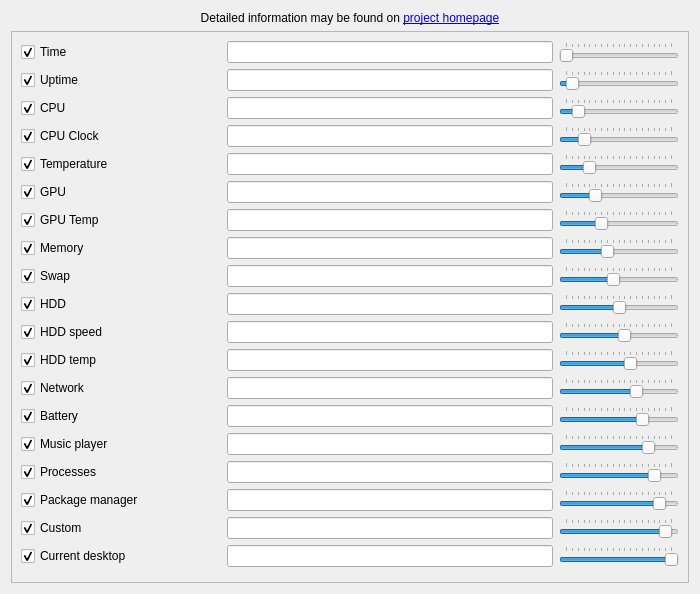
Qt form sources/awesome-widget/widget.ui (arcan1s/awesome-widgets) before a commit.
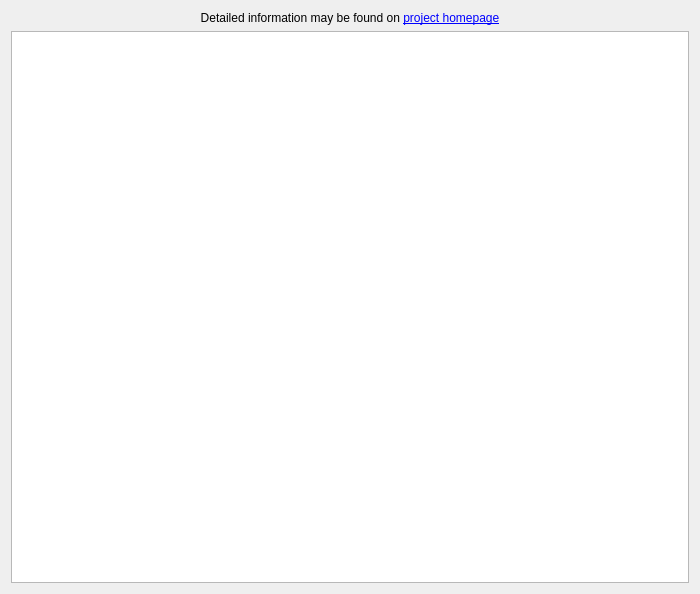
The same form after that commit.

What changed in the file:
```diff
--- a/sources/awesome-widget/widget.ui
+++ b/sources/awesome-widget/widget.ui
@@ -46,1188 +46,13 @@
     </widget>
    </item>
    <item>
-    <widget class="QScrollArea" name="scrollArea_settings">
-     <property name="widgetResizable">
-      <bool>true</bool>
+    <widget class="QTextEdit" name="textEdit_elements">
+     <property name="lineWrapMode">
+      <enum>QTextEdit::NoWrap</enum>
      </property>
-     <widget class="QWidget" name="content_settings">
-      <property name="geometry">
-       <rect>
-        <x>0</x>
-        <y>0</y>
-        <width>666</width>
-        <height>696</height>
-       </rect>
-      </property>
-      <layout class="QVBoxLayout" name="verticalLayout_7">
-       <item>
-        <layout class="QHBoxLayout" name="layout_time">
-         <item>
-          <widget class="QCheckBox" name="checkBox_time">
-           <property name="minimumSize">
-            <size>
-             <width>200</width>
-             <height>0</height>
-            </size>
-           </property>
-           <property name="text">
-            <string>Time</string>
-           </property>
-           <property name="checked">
-            <bool>true</bool>
-           </property>
-          </widget>
-         </item>
-         <item>
-          <widget class="QLineEdit" name="lineEdit_time">
-           <property name="toolTip">
-            <string>$time - time in default format
-$isotime - time in ISO format
-$shorttime - time in short format
-$longtime - time in log format
-$custom - custom time format</string>
-           </property>
-           <property name="alignment">
-            <set>Qt::AlignRight|Qt::AlignTrailing|Qt::AlignVCenter</set>
-           </property>
-          </widget>
-         </item>
-         <item>
-          <widget class="QSlider" name="slider_time">
-           <property name="maximumSize">
-            <size>
-             <width>120</width>
-             <height>16777215</height>
-            </size>
-           </property>
-           <property name="minimum">
-            <number>1</number>
-           </property>
-           <property name="maximum">
-            <number>19</number>
-           </property>
-           <property name="pageStep">
-            <number>1</number>
-           </property>
-           <property name="orientation">
-            <enum>Qt::Horizontal</enum>
-           </property>
-           <property name="tickPosition">
-            <enum>QSlider::TicksAbove</enum>
-           </property>
-          </widget>
-         </item>
-        </layout>
-       </item>
-       <item>
-        <layout class="QHBoxLayout" name="layout_uptime">
-         <item>
-          <widget class="QCheckBox" name="checkBox_uptime">
-           <property name="minimumSize">
-            <size>
-             <width>200</width>
-             <height>0</height>
-            </size>
-           </property>
-           <property name="text">
-            <string>Uptime</string>
-           </property>
-           <property name="checked">
-            <bool>true</bool>
-           </property>
-          </widget>
-         </item>
-         <item>
-          <widget class="QLineEdit" name="lineEdit_uptime">
-           <property name="toolTip">
-            <string>$uptime - system uptime
-$custom - custom format</string>
-           </property>
-           <property name="alignment">
-            <set>Qt::AlignRight|Qt::AlignTrailing|Qt::AlignVCenter</set>
-           </property>
-          </widget>
-         </item>
-         <item>
-          <widget class="QSlider" name="slider_uptime">
-           <property name="maximumSize">
-            <size>
-             <width>120</width>
-             <height>16777215</height>
-            </size>
-           </property>
-           <property name="minimum">
-            <number>1</number>
-           </property>
-           <property name="maximum">
-            <number>19</number>
-           </property>
-           <property name="pageStep">
-            <number>1</number>
-           </property>
-           <property name="value">
-            <number>2</number>
-           </property>
-           <property name="orientation">
-            <enum>Qt::Horizontal</enum>
-           </property>
-           <property name="tickPosition">
-            <enum>QSlider::TicksAbove</enum>
-           </property>
-          </widget>
-         </item>
-        </layout>
-       </item>
-       <item>
-        <layout class="QHBoxLayout" name="layout_cpu">
-         <item>
-          <widget class="QCheckBox" name="checkBox_cpu">
-           <property name="minimumSize">
-            <size>
-             <width>200</width>
-             <height>0</height>
-            </size>
-           </property>
-           <property name="text">
-            <string>CPU</string>
-           </property>
-           <property name="checked">
-            <bool>true</bool>
-           </property>
-           <property name="tristate">
-            <bool>true</bool>
-           </property>
-          </widget>
-         </item>
-         <item>
-          <widget class="QLineEdit" name="lineEdit_cpu">
-           <property name="toolTip">
-            <string>$cpu - total load CPU, %
-$cpu0 - load CPU for core 0, %
-...
-$cpu9 - load CPU for core 9, %
-...
-$cpuN - load CPU for core N, %</string>
-           </property>
-           <property name="alignment">
-            <set>Qt::AlignRight|Qt::AlignTrailing|Qt::AlignVCenter</set>
-           </property>
-          </widget>
-         </item>
-         <item>
-          <widget class="QSlider" name="slider_cpu">
-           <property name="maximumSize">
-            <size>
-             <width>120</width>
-             <height>16777215</height>
-            </size>
-           </property>
-           <property name="minimum">
-            <number>1</number>
-           </property>
-           <property name="maximum">
-            <number>19</number>
-           </property>
-           <property name="pageStep">
-            <number>1</number>
-           </property>
-           <property name="value">
-            <number>3</number>
-           </property>
-           <property name="orientation">
-            <enum>Qt::Horizontal</enum>
-           </property>
-           <property name="tickPosition">
-            <enum>QSlider::TicksAbove</enum>
-           </property>
-          </widget>
-         </item>
-        </layout>
-       </item>
-       <item>
-        <layout class="QHBoxLayout" name="layout_cpuclock">
-         <item>
-          <widget class="QCheckBox" name="checkBox_cpuclock">
-           <property name="minimumSize">
-            <size>
-             <width>200</width>
-             <height>0</height>
-            </size>
-           </property>
-           <property name="text">
-            <string>CPU Clock</string>
-           </property>
-           <property name="checked">
-            <bool>true</bool>
-           </property>
-           <property name="tristate">
-            <bool>true</bool>
-           </property>
-          </widget>
-         </item>
-         <item>
-          <widget class="QLineEdit" name="lineEdit_cpuclock">
-           <property name="toolTip">
-            <string>$cpucl - average CPU clock, MHz
-$cpucl0 - CPU clock for core 0, MHz
-...
-$cpucl9 - CPU clock for core 9, MHz
-...
-$cpuclN - CPU clock for core N, MHz</string>
-           </property>
-           <property name="alignment">
-            <set>Qt::AlignRight|Qt::AlignTrailing|Qt::AlignVCenter</set>
-           </property>
-          </widget>
-         </item>
-         <item>
-          <widget class="QSlider" name="slider_cpuclock">
-           <property name="maximumSize">
-            <size>
-             <width>120</width>
-             <height>16777215</height>
-            </size>
-           </property>
-           <property name="minimum">
-            <number>1</number>
-           </property>
-           <property name="maximum">
-            <number>19</number>
-           </property>
-           <property name="pageStep">
-            <number>1</number>
-           </property>
-           <property name="value">
-            <number>4</number>
-           </property>
-           <property name="orientation">
-            <enum>Qt::Horizontal</enum>
-           </property>
-           <property name="tickPosition">
-            <enum>QSlider::TicksAbove</enum>
-           </property>
-          </widget>
-         </item>
-        </layout>
-       </item>
-       <item>
-        <layout class="QHBoxLayout" name="layout_temp">
-         <item>
-          <widget class="QCheckBox" name="checkBox_temp">
-           <property name="minimumSize">
-            <size>
-             <width>200</width>
-             <height>0</height>
-            </size>
-           </property>
-           <property name="text">
-            <string>Temperature</string>
-           </property>
-           <property name="checked">
-            <bool>true</bool>
-           </property>
-          </widget>
-         </item>
-         <item>
-          <widget class="QLineEdit" name="lineEdit_temp">
-           <property name="toolTip">
-            <string>$tempN - physical temperature on device N (from 0). Example: $temp0</string>
-           </property>
-           <property name="alignment">
-            <set>Qt::AlignRight|Qt::AlignTrailing|Qt::AlignVCenter</set>
-           </property>
-          </widget>
-         </item>
-         <item>
-          <widget class="QSlider" name="slider_temp">
-           <property name="maximumSize">
-            <size>
-             <width>120</width>
-             <height>16777215</height>
-            </size>
-           </property>
-           <property name="minimum">
-            <number>1</number>
-           </property>
-           <property name="maximum">
-            <number>19</number>
-           </property>
-           <property name="pageStep">
-            <number>1</number>
-           </property>
-           <property name="value">
-            <number>5</number>
-           </property>
-           <property name="orientation">
-            <enum>Qt::Horizontal</enum>
-           </property>
-           <property name="tickPosition">
-            <enum>QSlider::TicksAbove</enum>
-           </property>
-          </widget>
-         </item>
-        </layout>
-       </item>
-       <item>
-        <layout class="QHBoxLayout" name="layout_gpu">
-         <item>
-          <widget class="QCheckBox" name="checkBox_gpu">
-           <property name="minimumSize">
-            <size>
-             <width>200</width>
-             <height>0</height>
-            </size>
-           </property>
-           <property name="text">
-            <string>GPU</string>
-           </property>
-           <property name="checked">
-            <bool>true</bool>
-           </property>
-          </widget>
-         </item>
-         <item>
-          <widget class="QLineEdit" name="lineEdit_gpu">
-           <property name="toolTip">
-            <string>$gpu - gpu usage, %</string>
-           </property>
-           <property name="alignment">
-            <set>Qt::AlignRight|Qt::AlignTrailing|Qt::AlignVCenter</set>
-           </property>
-          </widget>
-         </item>
-         <item>
-          <widget class="QSlider" name="slider_gpu">
-           <property name="maximumSize">
-            <size>
-             <width>120</width>
-             <height>16777215</height>
-            </size>
-           </property>
-           <property name="minimum">
-            <number>1</number>
-           </property>
-           <property name="maximum">
-            <number>19</number>
-           </property>
-           <property name="pageStep">
-            <number>1</number>
-           </property>
-           <property name="value">
-            <number>6</number>
-           </property>
-           <property name="orientation">
-            <enum>Qt::Horizontal</enum>
-           </property>
-           <property name="tickPosition">
-            <enum>QSlider::TicksAbove</enum>
-           </property>
-          </widget>
-         </item>
-        </layout>
-       </item>
-       <item>
-        <layout class="QHBoxLayout" name="layout_gpuTemp">
-         <item>
-          <widget class="QCheckBox" name="checkBox_gpuTemp">
-           <property name="minimumSize">
-            <size>
-             <width>200</width>
-             <height>0</height>
-            </size>
-           </property>
-           <property name="text">
-            <string>GPU Temp</string>
-           </property>
-           <property name="checked">
-            <bool>true</bool>
-           </property>
-          </widget>
-         </item>
-         <item>
-          <widget class="QLineEdit" name="lineEdit_gpuTemp">
-           <property name="toolTip">
-            <string>$gputemp - physical temperature on GPU</string>
-           </property>
-           <property name="alignment">
-            <set>Qt::AlignRight|Qt::AlignTrailing|Qt::AlignVCenter</set>
-           </property>
-          </widget>
-         </item>
-         <item>
-          <widget class="QSlider" name="slider_gpuTemp">
-           <property name="maximumSize">
-            <size>
-             <width>120</width>
-             <height>16777215</height>
-            </size>
-           </property>
-           <property name="minimum">
-            <number>1</number>
-           </property>
-           <property name="maximum">
-            <number>19</number>
-           </property>
-           <property name="pageStep">
-            <number>1</number>
-           </property>
-           <property name="value">
-            <number>7</number>
-           </property>
-           <property name="orientation">
-            <enum>Qt::Horizontal</enum>
-           </property>
-           <property name="tickPosition">
-            <enum>QSlider::TicksAbove</enum>
-           </property>
-          </widget>
-         </item>
-        </layout>
-       </item>
-       <item>
-        <layout class="QHBoxLayout" name="layout_mem">
-         <item>
-          <widget class="QCheckBox" name="checkBox_mem">
-           <property name="minimumSize">
-            <size>
-             <width>200</width>
-             <height>0</height>
-            </size>
-           </property>
-           <property name="text">
-            <string>Memory</string>
-           </property>
-           <property name="checked">
-            <bool>true</bool>
-           </property>
-           <property name="tristate">
-            <bool>true</bool>
-           </property>
-          </widget>
-         </item>
-         <item>
-          <widget class="QLineEdit" name="lineEdit_mem">
-           <property name="toolTip">
-            <string>$mem - RAM usage, %
-$memmb - RAM usage, MB
-$memgb - RAM usage, GB
-$memtotmb - total RAM, MB
-$memtotgb - total RAM, GB</string>
-           </property>
-           <property name="alignment">
-            <set>Qt::AlignRight|Qt::AlignTrailing|Qt::AlignVCenter</set>
-           </property>
-          </widget>
-         </item>
-         <item>
-          <widget class="QSlider" name="slider_mem">
-           <property name="maximumSize">
-            <size>
-             <width>120</width>
-             <height>16777215</height>
-            </size>
-           </property>
-           <property name="minimum">
-            <number>1</number>
-           </property>
-           <property name="maximum">
-            <number>19</number>
-           </property>
-           <property name="pageStep">
-            <number>1</number>
-           </property>
-           <property name="value">
-            <number>8</number>
-           </property>
-           <property name="orientation">
-            <enum>Qt::Horizontal</enum>
-           </property>
-           <property name="tickPosition">
-            <enum>QSlider::TicksAbove</enum>
-           </property>
-          </widget>
-         </item>
-        </layout>
-       </item>
-       <item>
-        <layout class="QHBoxLayout" name="layout_swap">
-         <item>
-          <widget class="QCheckBox" name="checkBox_swap">
-           <property name="minimumSize">
-            <size>
-             <width>200</width>
-             <height>0</height>
-            </size>
-           </property>
-           <property name="text">
-            <string>Swap</string>
-           </property>
-           <property name="checked">
-            <bool>true</bool>
-           </property>
-           <property name="tristate">
-            <bool>true</bool>
-           </property>
-          </widget>
-         </item>
-         <item>
-          <widget class="QLineEdit" name="lineEdit_swap">
-           <property name="toolTip">
-            <string>$swap - swap usage, %
-$swapmb - swap usage, MB
-$swapgb - swap usage, GB
-$swaptotmb - total swap, MB
-$swaptotgb - total swap, GB</string>
-           </property>
-           <property name="alignment">
-            <set>Qt::AlignRight|Qt::AlignTrailing|Qt::AlignVCenter</set>
-           </property>
-          </widget>
-         </item>
-         <item>
-          <widget class="QSlider" name="slider_swap">
-           <property name="maximumSize">
-            <size>
-             <width>120</width>
-             <height>16777215</height>
-            </size>
-           </property>
-           <property name="minimum">
-            <number>1</number>
-           </property>
-           <property name="maximum">
-            <number>19</number>
-           </property>
-           <property name="pageStep">
-            <number>1</number>
-           </property>
-           <property name="value">
-            <number>9</number>
-           </property>
-           <property name="orientation">
-            <enum>Qt::Horizontal</enum>
-           </property>
-           <property name="tickPosition">
-            <enum>QSlider::TicksAbove</enum>
-           </property>
-          </widget>
-         </item>
-        </layout>
-       </item>
-       <item>
-        <layout class="QHBoxLayout" name="layout_hdd">
-         <item>
-          <widget class="QCheckBox" name="checkBox_hdd">
-           <property name="minimumSize">
-            <size>
-             <width>200</width>
-             <height>0</height>
-            </size>
-           </property>
-           <property name="text">
-            <string>HDD</string>
-           </property>
-           <property name="checked">
-            <bool>true</bool>
-           </property>
-          </widget>
-         </item>
-         <item>
-          <widget class="QLineEdit" name="lineEdit_hdd">
-           <property name="toolTip">
-            <string>$hddN - usage for mount point N (from 0), %. Example: $hdd0
-$hddmbN - usage for mount point N (from 0), MB. Example: $hddmb0
-$hddgbN - usage for mount point N (from 0), GB. Example: $hddgb0
-$hddtotmbN - total size of mount point N (from 0), MB. Example: $hddtotmb0
-$hddtotgbN - total size of mount point N (from 0), GB. Example: $hddtotgb0</string>
-           </property>
-           <property name="alignment">
-            <set>Qt::AlignRight|Qt::AlignTrailing|Qt::AlignVCenter</set>
-           </property>
-          </widget>
-         </item>
-         <item>
-          <widget class="QSlider" name="slider_hdd">
-           <property name="maximumSize">
-            <size>
-             <width>120</width>
-             <height>16777215</height>
-            </size>
-           </property>
-           <property name="minimum">
-            <number>1</number>
-           </property>
-           <property name="maximum">
-            <number>19</number>
-           </property>
-           <property name="pageStep">
-            <number>1</number>
-           </property>
-           <property name="value">
-            <number>10</number>
-           </property>
-           <property name="orientation">
-            <enum>Qt::Horizontal</enum>
-           </property>
-           <property name="tickPosition">
-            <enum>QSlider::TicksAbove</enum>
-           </property>
-          </widget>
-         </item>
-        </layout>
-       </item>
-       <item>
-        <layout class="QHBoxLayout" name="layout_hddSpeed">
-         <item>
-          <widget class="QCheckBox" name="checkBox_hddSpeed">
-           <property name="minimumSize">
-            <size>
-             <width>200</width>
-             <height>0</height>
-            </size>
-           </property>
-           <property name="text">
-            <string>HDD speed</string>
-           </property>
-           <property name="checked">
-            <bool>true</bool>
-           </property>
-          </widget>
-         </item>
-         <item>
-          <widget class="QLineEdit" name="lineEdit_hddSpeed">
-           <property name="toolTip">
-            <string>$hddrN - read speed HDD N (from 0), KB/s. Example: $hddr0
-$hddwN - write speed HDD N (from 0), KB/s. Example: $hddw0</string>
-           </property>
-           <property name="alignment">
-            <set>Qt::AlignRight|Qt::AlignTrailing|Qt::AlignVCenter</set>
-           </property>
-          </widget>
-         </item>
-         <item>
-          <widget class="QSlider" name="slider_hddSpeed">
-           <property name="maximumSize">
-            <size>
-             <width>120</width>
-             <height>16777215</height>
-            </size>
-           </property>
-           <property name="minimum">
-            <number>1</number>
-           </property>
-           <property name="maximum">
-            <number>19</number>
-           </property>
-           <property name="pageStep">
-            <number>1</number>
-           </property>
-           <property name="value">
-            <number>11</number>
-           </property>
-           <property name="orientation">
-            <enum>Qt::Horizontal</enum>
-           </property>
-           <property name="tickPosition">
-            <enum>QSlider::TicksAbove</enum>
-           </property>
-          </widget>
-         </item>
-        </layout>
-       </item>
-       <item>
-        <layout class="QHBoxLayout" name="layout_hddTemp">
-         <item>
-          <widget class="QCheckBox" name="checkBox_hddTemp">
-           <property name="minimumSize">
-            <size>
-             <width>200</width>
-             <height>0</height>
-            </size>
-           </property>
-           <property name="text">
-            <string>HDD temp</string>
-           </property>
-           <property name="checked">
-            <bool>true</bool>
-           </property>
-          </widget>
-         </item>
-         <item>
-          <widget class="QLineEdit" name="lineEdit_hddTemp">
-           <property name="toolTip">
-            <string>$hddtempN - physical temperature on device N (from 0). Example: $hddtemp0</string>
-           </property>
-           <property name="alignment">
-            <set>Qt::AlignRight|Qt::AlignTrailing|Qt::AlignVCenter</set>
-           </property>
-          </widget>
-         </item>
-         <item>
-          <widget class="QSlider" name="slider_hddTemp">
-           <property name="maximumSize">
-            <size>
-             <width>120</width>
-             <height>16777215</height>
-            </size>
-           </property>
-           <property name="minimum">
-            <number>1</number>
-           </property>
-           <property name="maximum">
-            <number>19</number>
-           </property>
-           <property name="pageStep">
-            <number>1</number>
-           </property>
-           <property name="value">
-            <number>12</number>
-           </property>
-           <property name="orientation">
-            <enum>Qt::Horizontal</enum>
-           </property>
-           <property name="tickPosition">
-            <enum>QSlider::TicksAbove</enum>
-           </property>
-          </widget>
-         </item>
-        </layout>
-       </item>
-       <item>
-        <layout class="QHBoxLayout" name="layout_net">
-         <item>
-          <widget class="QCheckBox" name="checkBox_net">
-           <property name="minimumSize">
-            <size>
-             <width>200</width>
-             <height>0</height>
-            </size>
-           </property>
-           <property name="text">
-            <string>Network</string>
-           </property>
-           <property name="checked">
-            <bool>true</bool>
-           </property>
-           <property name="tristate">
-            <bool>true</bool>
-           </property>
-          </widget>
-         </item>
-         <item>
-          <widget class="QLineEdit" name="lineEdit_net">
-           <property name="toolTip">
-            <string>$down - download speed, KB/s
-$up - upload speed, KB/s
-$netdev - current network device</string>
-           </property>
-           <property name="alignment">
-            <set>Qt::AlignRight|Qt::AlignTrailing|Qt::AlignVCenter</set>
-           </property>
-          </widget>
-         </item>
-         <item>
-          <widget class="QSlider" name="slider_net">
-           <property name="maximumSize">
-            <size>
-             <width>120</width>
-             <height>16777215</height>
-            </size>
-           </property>
-           <property name="minimum">
-            <number>1</number>
-           </property>
-           <property name="maximum">
-            <number>19</number>
-           </property>
-           <property name="pageStep">
-            <number>1</number>
-           </property>
-           <property name="value">
-            <number>13</number>
-           </property>
-           <property name="orientation">
-            <enum>Qt::Horizontal</enum>
-           </property>
-           <property name="tickPosition">
-            <enum>QSlider::TicksAbove</enum>
-           </property>
-          </widget>
-         </item>
-        </layout>
-       </item>
-       <item>
-        <layout class="QHBoxLayout" name="layout_bat">
-         <item>
-          <widget class="QCheckBox" name="checkBox_bat">
-           <property name="minimumSize">
-            <size>
-             <width>200</width>
-             <height>0</height>
-            </size>
-           </property>
-           <property name="text">
-            <string>Battery</string>
-           </property>
-           <property name="checked">
-            <bool>true</bool>
-           </property>
-          </widget>
-         </item>
-         <item>
-          <widget class="QLineEdit" name="lineEdit_bat">
-           <property name="toolTip">
-            <string>$bat - battery charge, %
-$ac - AC status</string>
-           </property>
-           <property name="alignment">
-            <set>Qt::AlignRight|Qt::AlignTrailing|Qt::AlignVCenter</set>
-           </property>
-          </widget>
-         </item>
-         <item>
-          <widget class="QSlider" name="slider_bat">
-           <property name="maximumSize">
-            <size>
-             <width>120</width>
-             <height>16777215</height>
-            </size>
-           </property>
-           <property name="minimum">
-            <number>1</number>
-           </property>
-           <property name="maximum">
-            <number>19</number>
-           </property>
-           <property name="pageStep">
-            <number>1</number>
-           </property>
-           <property name="value">
-            <number>14</number>
-           </property>
-           <property name="orientation">
-            <enum>Qt::Horizontal</enum>
-           </property>
-           <property name="tickPosition">
-            <enum>QSlider::TicksAbove</enum>
-           </property>
-          </widget>
-         </item>
-        </layout>
-       </item>
-       <item>
-        <layout class="QHBoxLayout" name="layout_player">
-         <item>
-          <widget class="QCheckBox" name="checkBox_player">
-           <property name="minimumSize">
-            <size>
-             <width>200</width>
-             <height>0</height>
-            </size>
-           </property>
-           <property name="text">
-            <string>Music player</string>
-           </property>
-           <property name="checked">
-            <bool>true</bool>
-           </property>
-          </widget>
-         </item>
-         <item>
-          <widget class="QLineEdit" name="lineEdit_player">
-           <property name="toolTip">
-            <string>$album - song album
-$artist - song artist
-$progress - song progress
-$time - song duration
-$title - song title</string>
-           </property>
-           <property name="alignment">
-            <set>Qt::AlignRight|Qt::AlignTrailing|Qt::AlignVCenter</set>
-           </property>
-          </widget>
-         </item>
-         <item>
-          <widget class="QSlider" name="slider_player">
-           <property name="maximumSize">
-            <size>
-             <width>120</width>
-             <height>16777215</height>
-            </size>
-           </property>
-           <property name="minimum">
-            <number>1</number>
-           </property>
-           <property name="maximum">
-            <number>19</number>
-           </property>
-           <property name="pageStep">
-            <number>1</number>
-           </property>
-           <property name="value">
-            <number>15</number>
-           </property>
-           <property name="orientation">
-            <enum>Qt::Horizontal</enum>
-           </property>
-           <property name="tickPosition">
-            <enum>QSlider::TicksAbove</enum>
-           </property>
-          </widget>
-         </item>
-        </layout>
-       </item>
-       <item>
-        <layout class="QHBoxLayout" name="layout_ps">
-         <item>
-          <widget class="QCheckBox" name="checkBox_ps">
-           <property name="minimumSize">
-            <size>
-             <width>200</width>
-             <height>0</height>
-            </size>
-           </property>
-           <property name="text">
-            <string>Processes</string>
-           </property>
-           <property name="checked">
-            <bool>true</bool>
-           </property>
-          </widget>
-         </item>
-         <item>
-          <widget class="QLineEdit" name="lineEdit_ps">
-           <property name="toolTip">
-            <string>$pscount - number of running processes
-$pstotal - total number of running processes
-$ps - list of running processes comma separated</string>
-           </property>
-           <property name="alignment">
-            <set>Qt::AlignRight|Qt::AlignTrailing|Qt::AlignVCenter</set>
-           </property>
-          </widget>
-         </item>
-         <item>
-          <widget class="QSlider" name="slider_ps">
-           <property name="maximumSize">
-            <size>
-             <width>120</width>
-             <height>16777215</height>
-            </size>
-           </property>
-           <property name="minimum">
-            <number>1</number>
-           </property>
-           <property name="maximum">
-            <number>19</number>
-           </property>
-           <property name="pageStep">
-            <number>1</number>
-           </property>
-           <property name="value">
-            <number>16</number>
-           </property>
-           <property name="orientation">
-            <enum>Qt::Horizontal</enum>
-           </property>
-           <property name="tickPosition">
-            <enum>QSlider::TicksAbove</enum>
-           </property>
-          </widget>
-         </item>
-        </layout>
-       </item>
-       <item>
-        <layout class="QHBoxLayout" name="layout_pkg">
-         <item>
-          <widget class="QCheckBox" name="checkBox_pkg">
-           <property name="minimumSize">
-            <size>
-             <width>200</width>
-             <height>0</height>
-            </size>
-           </property>
-           <property name="text">
-            <string>Package manager</string>
-           </property>
-           <property name="checked">
-            <bool>true</bool>
-           </property>
-          </widget>
-         </item>
-         <item>
-          <widget class="QLineEdit" name="lineEdit_pkg">
-           <property name="toolTip">
-            <string>$pkgcountN - number of packages which are available for updates, command N. For example $pkgcount0</string>
-           </property>
-           <property name="alignment">
-            <set>Qt::AlignRight|Qt::AlignTrailing|Qt::AlignVCenter</set>
-           </property>
-          </widget>
-         </item>
-         <item>
-          <widget class="QSlider" name="slider_pkg">
-           <property name="maximumSize">
-            <size>
-             <width>120</width>
-             <height>16777215</height>
-            </size>
-           </property>
-           <property name="minimum">
-            <number>1</number>
-           </property>
-           <property name="maximum">
-            <number>19</number>
-           </property>
-           <property name="pageStep">
-            <number>1</number>
-           </property>
-           <property name="value">
-            <number>17</number>
-           </property>
-           <property name="orientation">
-            <enum>Qt::Horizontal</enum>
-           </property>
-           <property name="tickPosition">
-            <enum>QSlider::TicksAbove</enum>
-           </property>
-          </widget>
-         </item>
-        </layout>
-       </item>
-       <item>
-        <layout class="QHBoxLayout" name="layout_custom">
-         <item>
-          <widget class="QCheckBox" name="checkBox_custom">
-           <property name="minimumSize">
-            <size>
-             <width>200</width>
-             <height>0</height>
-            </size>
-           </property>
-           <property name="text">
-            <string>Custom</string>
-           </property>
-           <property name="checked">
-            <bool>true</bool>
-           </property>
-          </widget>
-         </item>
-         <item>
-          <widget class="QLineEdit" name="lineEdit_custom">
-           <property name="toolTip">
-            <string>$customN - get output from custom command N (from N). Example `$custom0`</string>
-           </property>
-           <property name="alignment">
-            <set>Qt::AlignRight|Qt::AlignTrailing|Qt::AlignVCenter</set>
-           </property>
-          </widget>
-         </item>
-         <item>
-          <widget class="QSlider" name="slider_custom">
-           <property name="maximumSize">
-            <size>
-             <width>120</width>
-             <height>16777215</height>
-            </size>
-           </property>
-           <property name="minimum">
-            <number>1</number>
-           </property>
-           <property name="maximum">
-            <number>19</number>
-           </property>
-           <property name="pageStep">
-            <number>1</number>
-           </property>
-           <property name="value">
-            <number>18</number>
-           </property>
-           <property name="orientation">
-            <enum>Qt::Horizontal</enum>
-           </property>
-           <property name="tickPosition">
-            <enum>QSlider::TicksAbove</enum>
-           </property>
-          </widget>
-         </item>
-        </layout>
-       </item>
-       <item>
-        <layout class="QHBoxLayout" name="layout_desktop">
-         <item>
-          <widget class="QCheckBox" name="checkBox_desktop">
-           <property name="minimumSize">
-            <size>
-             <width>200</width>
-             <height>0</height>
-            </size>
-           </property>
-           <property name="text">
-            <string>Current desktop</string>
-           </property>
-           <property name="checked">
-            <bool>true</bool>
-           </property>
-          </widget>
-         </item>
-         <item>
-          <widget class="QLineEdit" name="lineEdit_desktop">
-           <property name="toolTip">
-            <string>$name - desktop name
-$number - desktop number
-$total - total number of desktops</string>
-           </property>
-           <property name="alignment">
-            <set>Qt::AlignRight|Qt::AlignTrailing|Qt::AlignVCenter</set>
-           </property>
-          </widget>
-         </item>
-         <item>
-          <widget class="QSlider" name="slider_desktop">
-           <property name="maximumSize">
-            <size>
-             <width>120</width>
-             <height>16777215</height>
-            </size>
-           </property>
-           <property name="minimum">
-            <number>1</number>
-           </property>
-           <property name="maximum">
-            <number>19</number>
-           </property>
-           <property name="pageStep">
-            <number>1</number>
-           </property>
-           <property name="value">
-            <number>19</number>
-           </property>
-           <property name="orientation">
-            <enum>Qt::Horizontal</enum>
-           </property>
-           <property name="tickPosition">
-            <enum>QSlider::TicksAbove</enum>
-           </property>
-          </widget>
-         </item>
-        </layout>
-       </item>
-       <item>
-        <spacer name="spacer_elements">
-         <property name="orientation">
-          <enum>Qt::Vertical</enum>
-         </property>
-         <property name="sizeHint" stdset="0">
-          <size>
-           <width>20</width>
-           <height>0</height>
-          </size>
-         </property>
-        </spacer>
-       </item>
-      </layout>
-     </widget>
+     <property name="acceptRichText">
+      <bool>false</bool>
+     </property>
     </widget>
    </item>
   </layout>
```
Left out of the diff: 62 changed lines with no effect on the pictures.
